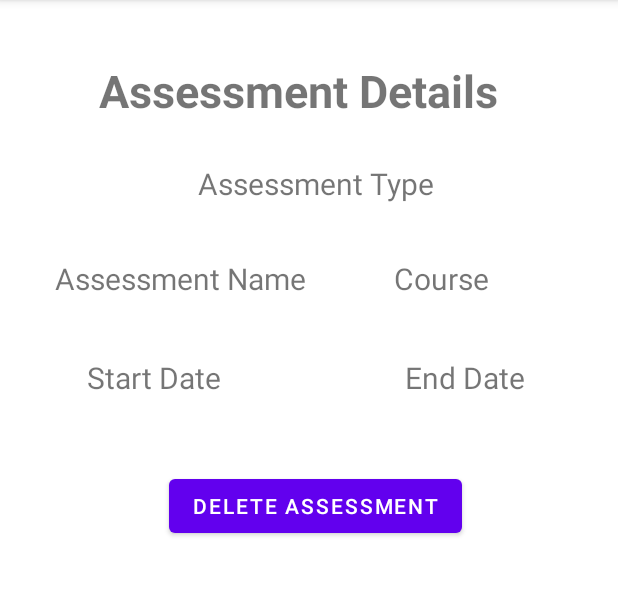
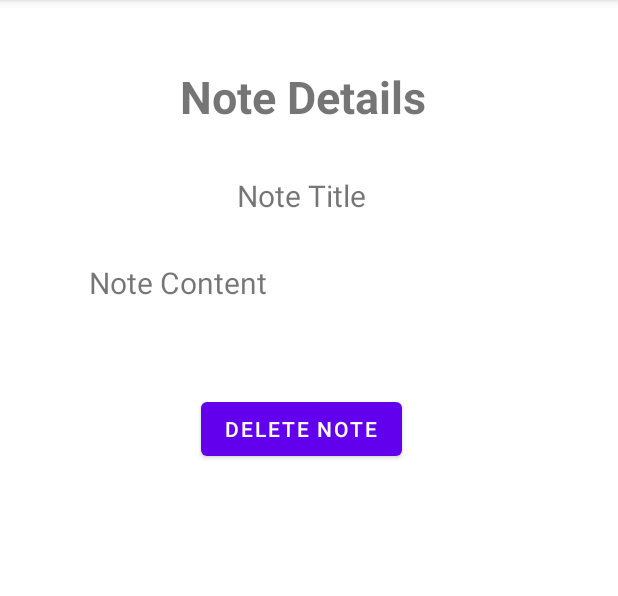
Before and after one commit to arjundesguerra/Arjun-C196, an Android app: the NoteDetails screen opened directly, with no data from a screen before it, on a phone screen of 412 x 824 dp, the part 84-680 px from its top. Run offline under Robolectric (Android 15) with nearby library versions, the phone set to English and light mode, and no system bars.

Commit message:
view note details

```diff
--- a/app/src/main/java/com/example/arjunc196/notesActivities/NoteDetails.java
+++ b/app/src/main/java/com/example/arjunc196/notesActivities/NoteDetails.java
@@ -16,66 +16,55 @@ import com.example.arjunc196.R;
 public class NoteDetails extends AppCompatActivity {
 
     private DatabaseHelper dbHelper;
-    private TextView assessmentNameDetails;
-    private TextView courseNameDetails;
-    private TextView assessmentTypeDetails;
-    private TextView startDateDetails;
-    private TextView endDateDetails;
+    private TextView noteNameDetails;
+    private TextView noteContentDetails;
     private Button deleteButton;
 
     @Override
     protected void onCreate(Bundle savedInstanceState) {
         super.onCreate(savedInstanceState);
-        setContentView(R.layout.activity_assessment_details);
+        setContentView(R.layout.activity_note_details);
 
         dbHelper = new DatabaseHelper(this);
-        assessmentNameDetails = findViewById(R.id.assessmentNameDetails);
-        courseNameDetails = findViewById(R.id.courseNameDetails);
-        assessmentTypeDetails = findViewById(R.id.assessmentTypeDetails);
-        startDateDetails = findViewById(R.id.startDateDetails);
-        endDateDetails = findViewById(R.id.endDateDetails);
+        noteNameDetails = findViewById(R.id.noteName);
+        noteContentDetails = findViewById(R.id.noteContent);
         deleteButton = findViewById(R.id.deleteButton);
 
-        // get the assessment ID passed through the intent
+        // get the note ID passed through the intent
         Intent intent = getIntent();
-        long assessmentId = intent.getLongExtra("assessment_id", -1);
+        long noteId = intent.getLongExtra("note_id", -1);
 
-        // fetch the assessment from the database using the assessment ID
+
+        // fetch the note from the database using the assessment ID
         SQLiteDatabase db = dbHelper.getReadableDatabase();
         String[] projection = {
                 "id AS _id",
-                "assessmentTitle",
-                "assessmentType",
-                "startDate",
-                "endDate",
-                "courseTitle"
+                "noteTitle",
+                "noteDetails"
         };
         String selection = "id = ?";
-        String[] selectionArgs = { String.valueOf(assessmentId) };
-        Cursor cursor = db.query("assessments", projection, selection, selectionArgs, null, null, null);
+        String[] selectionArgs = { String.valueOf( noteId ) };
+        Cursor cursor = db.query("notes", projection, selection, selectionArgs, null, null, null);
         if (cursor.moveToFirst()) {
-            // display the asssessment details in the UI
-            String assessmentName = cursor.getString(cursor.getColumnIndexOrThrow("assessmentTitle"));
-            String courseTitle = cursor.getString(cursor.getColumnIndexOrThrow("courseTitle"));
-            String asssesmentType = cursor.getString(cursor.getColumnIndexOrThrow("assessmentType"));
-            String startDate = cursor.getString(cursor.getColumnIndexOrThrow("startDate"));
-            String endDate = cursor.getString(cursor.getColumnIndexOrThrow("endDate"));
+            // display the note details in the UI
+            String noteTitle = cursor.getString(cursor.getColumnIndexOrThrow("noteTitle"));
+            String noteContent = cursor.getString(cursor.getColumnIndexOrThrow("noteDetails"));
 
-            assessmentNameDetails.setText(assessmentName);
-            courseNameDetails.setText(courseTitle);
-            assessmentTypeDetails.setText(asssesmentType);
-            startDateDetails.setText(startDate);
-            endDateDetails.setText(endDate);
+            noteNameDetails.setText(noteTitle);
+            noteContentDetails.setText(noteContent);
+
         }
         cursor.close();
 
+
+
         deleteButton.setOnClickListener(v -> {
-            // delete the assessment from the database
+            // delete the note from the database
             SQLiteDatabase db1 = dbHelper.getWritableDatabase();
             String selection1 = "id = ?";
-            String[] selectionArgs1 = { String.valueOf(assessmentId) };
-            db1.delete("assessments", selection1, selectionArgs1);
-            Toast.makeText(AssessmentDetails.this, "Assessment deleted successfully", Toast.LENGTH_SHORT).show();
+            String[] selectionArgs1 = { String.valueOf(noteId) };
+            db1.delete("notes", selection1, selectionArgs1);
+            Toast.makeText(NoteDetails.this, "Note deleted successfully", Toast.LENGTH_SHORT).show();
             finish();
         });
 
--- a/app/src/main/res/layout/activity_note_details.xml
+++ b/app/src/main/res/layout/activity_note_details.xml
@@ -8,87 +8,52 @@
 
 
     <TextView
-        android:id="@+id/assessmentDetails"
+        android:id="@+id/noteDetailsText"
         android:layout_width="wrap_content"
         android:layout_height="wrap_content"
-        android:layout_marginStart="66dp"
-        android:layout_marginTop="40dp"
-        android:text="Assessment Details"
+        android:layout_marginStart="120dp"
+        android:layout_marginTop="44dp"
+        android:text="Note Details"
         android:textSize="30sp"
         android:textStyle="bold"
         app:layout_constraintStart_toStartOf="parent"
         app:layout_constraintTop_toTopOf="parent" />
 
+    <TextView
+        android:id="@+id/noteName"
+        android:layout_width="193dp"
+        android:layout_height="26dp"
+        android:layout_marginStart="104dp"
+        android:layout_marginTop="32dp"
+        android:gravity="center"
+        android:text="Note Title"
+        android:textSize="20sp"
+        app:layout_constraintStart_toStartOf="parent"
+        app:layout_constraintTop_toBottomOf="@+id/noteDetailsText" />
 
     <TextView
-        android:id="@+id/assessmentNameDetails"
-        android:layout_width="192dp"
-        android:layout_height="26dp"
-        android:layout_marginTop="36dp"
-        android:layout_marginEnd="196dp"
-        android:gravity="center"
-        android:text="Assessment Name"
+        android:id="@+id/noteContent"
+        android:layout_width="293dp"
+        android:layout_height="wrap_content"
+        android:layout_marginStart="50dp"
+        android:layout_marginTop="32dp"
+        android:layout_marginEnd="50dp"
+        android:gravity="top"
+        android:text="Note Content"
         android:textSize="20sp"
         app:layout_constraintEnd_toEndOf="parent"
-        app:layout_constraintTop_toBottomOf="@+id/assessmentTypeDetails" />
-
-    <TextView
-        android:id="@+id/courseNameDetails"
-        android:layout_width="193dp"
-        android:layout_height="26dp"
-        android:layout_marginStart="197dp"
-        android:layout_marginTop="36dp"
-        android:gravity="center"
-        android:text="Course"
-        android:textSize="20sp"
         app:layout_constraintStart_toStartOf="parent"
-        app:layout_constraintTop_toBottomOf="@+id/assessmentTypeDetails" />
-
-    <TextView
-        android:id="@+id/assessmentTypeDetails"
-        android:layout_width="200dp"
-        android:layout_height="wrap_content"
-        android:layout_marginTop="28dp"
-        android:layout_marginEnd="102dp"
-        android:gravity="center"
-        android:text="Assessment Type"
-        android:textSize="20sp"
-        app:layout_constraintEnd_toEndOf="parent"
-        app:layout_constraintTop_toBottomOf="@+id/assessmentDetails" />
-
-    <TextView
-        android:id="@+id/startDateDetails"
-        android:layout_width="172dp"
-        android:layout_height="27dp"
-        android:layout_marginStart="16dp"
-        android:layout_marginTop="40dp"
-        android:gravity="center"
-        android:text="Start Date"
-        android:textSize="20sp"
-        app:layout_constraintStart_toStartOf="parent"
-        app:layout_constraintTop_toBottomOf="@+id/courseNameDetails" />
-
-    <TextView
-        android:id="@+id/endDateDetails"
-        android:layout_width="172dp"
-        android:layout_height="27dp"
-        android:layout_marginTop="40dp"
-        android:layout_marginEnd="16dp"
-        android:gravity="center"
-        android:text="End Date"
-        android:textSize="20sp"
-        app:layout_constraintEnd_toEndOf="parent"
-        app:layout_constraintTop_toBottomOf="@+id/assessmentNameDetails" />
+        app:layout_constraintTop_toBottomOf="@+id/noteName" />
 
     <Button
         android:id="@+id/deleteButton"
         android:layout_width="wrap_content"
         android:layout_height="wrap_content"
-        android:layout_marginTop="48dp"
-        android:layout_marginEnd="104dp"
-        android:text="Delete Assessment"
+        android:layout_marginTop="60dp"
+        android:layout_marginEnd="144dp"
+        android:text="Delete Note"
         app:layout_constraintEnd_toEndOf="parent"
-        app:layout_constraintTop_toBottomOf="@+id/startDateDetails" />
+        app:layout_constraintTop_toBottomOf="@+id/noteContent" />
 
 
 </androidx.constraintlayout.widget.ConstraintLayout>
```
